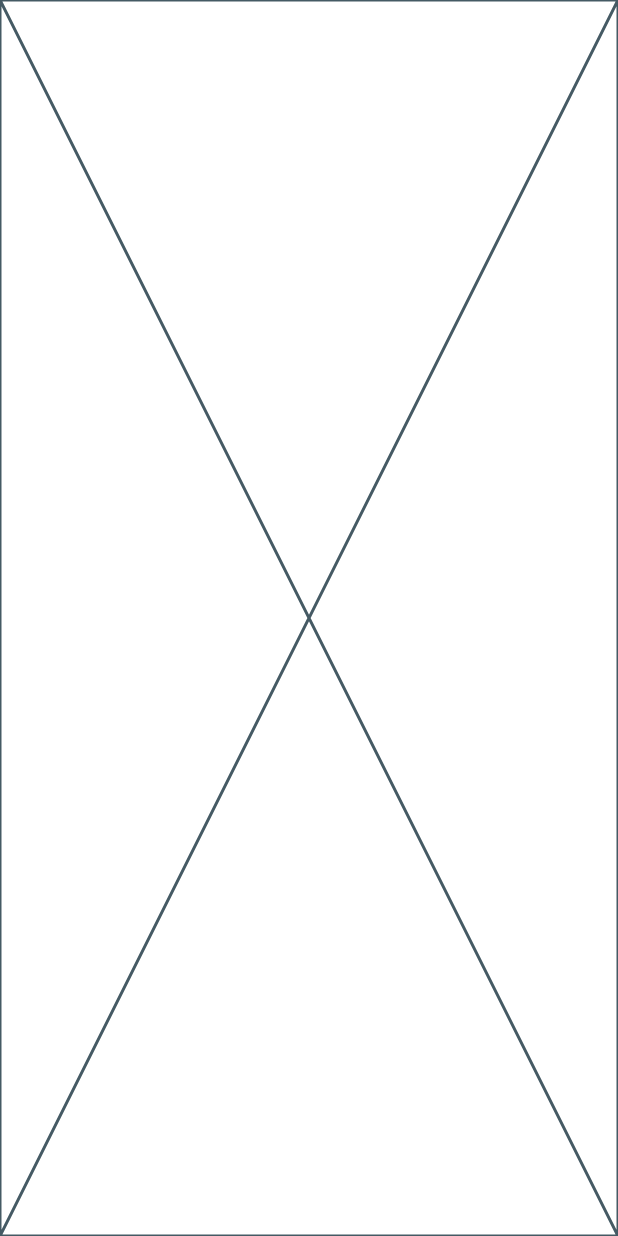
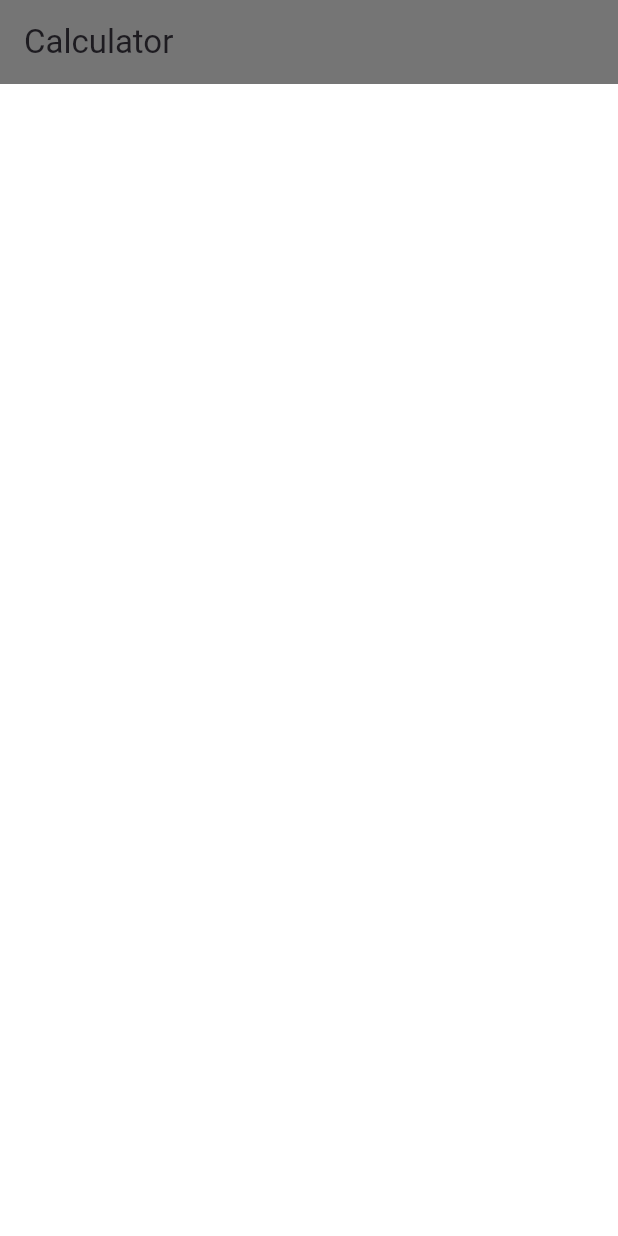
Before and after one commit to abdelrahmanshark/Calculator, a Flutter app: the screen it shows after launch, on a phone screen of 412 x 824 dp. Run offline on Flutter 3.47's test engine with Material 3 defaults, Android fonts, the phone set to English and light mode, and no system bars.

Commit message:
Added Home Screen added App Colors

```diff
--- /dev/null
+++ b/lib/Logic/HomeScreen.dart
@@ -0,0 +1,18 @@
+
+import 'package:calculator/ui/AppColors.dart';
+import 'package:flutter/material.dart';
+class homeScreen extends StatelessWidget {
+  static const String routeName ='homeScreen';
+  const homeScreen({super.key});
+
+  @override
+  Widget build(BuildContext context) {
+    return Scaffold(
+      backgroundColor: AppColors.trans,
+      appBar: AppBar(
+        backgroundColor: AppColors.black,
+        title: Text('Calculator'),
+      ),
+    );
+  }
+}
--- a/lib/main.dart
+++ b/lib/main.dart
@@ -1,3 +1,4 @@
+import 'package:calculator/Logic/HomeScreen.dart';
 import 'package:flutter/material.dart';
 
 void main(){
@@ -10,6 +11,8 @@ class calc extends StatelessWidget {
 
   @override
   Widget build(BuildContext context) {
-    return const Placeholder();
+    return  MaterialApp(
+       home: homeScreen(),
+    );
   }
 }
--- /dev/null
+++ b/lib/ui/AppColors.dart
@@ -0,0 +1,6 @@
+import 'package:flutter/material.dart';
+class AppColors{
+  static Color blue = Colors.blue;
+  static Color black = Colors.black54;
+  static Color trans = Colors.transparent;
+}
```
